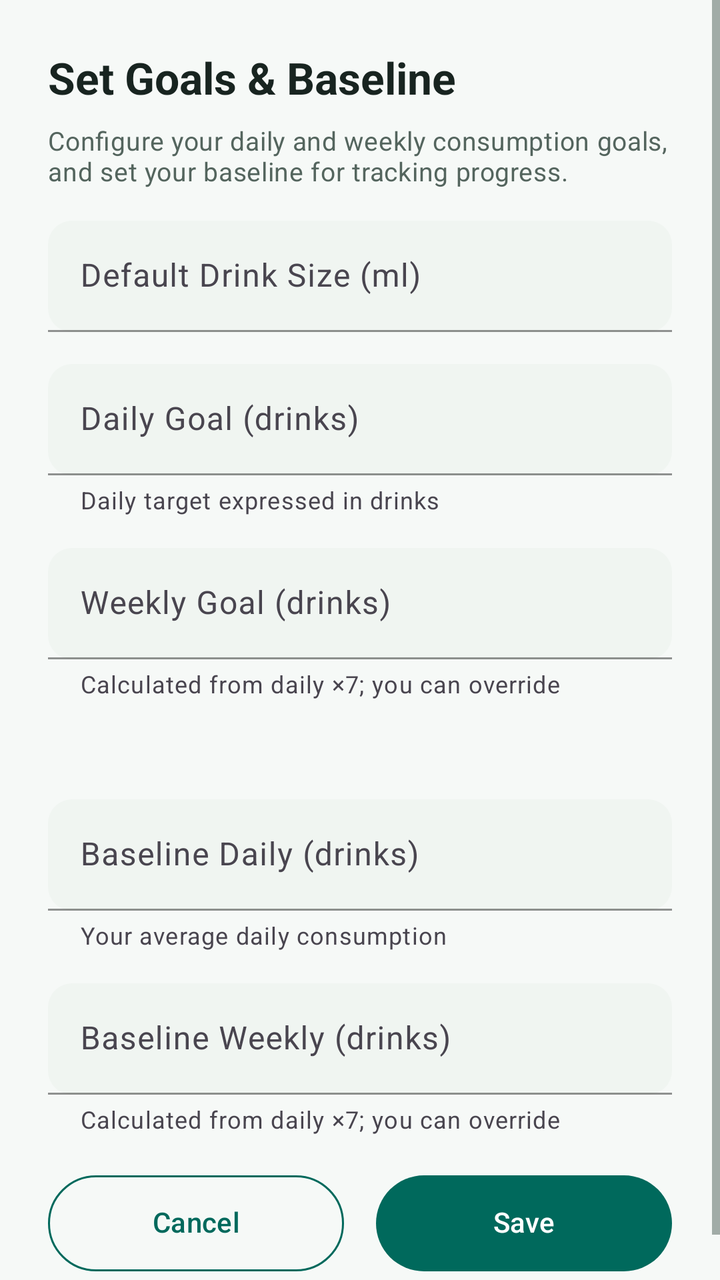
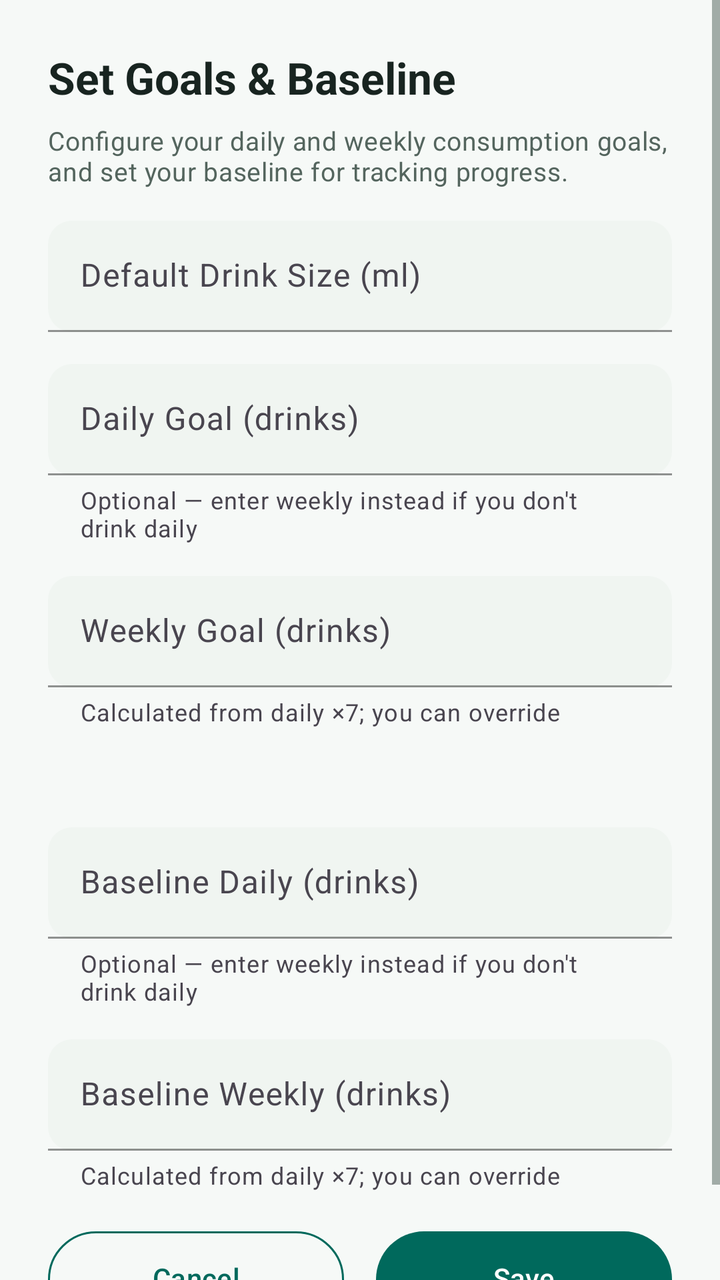

An Android layout rendered at two revisions. The XML below is the earlier revision; the diff shows what the commit changed to produce the second picture.
<!-- AndroidManifest.xml: application theme Theme.BrewLog -->
<!-- res/layout/dialog_setup.xml -->
<?xml version="1.0" encoding="utf-8"?>
<ScrollView xmlns:android="http://schemas.android.com/apk/res/android"
    xmlns:app="http://schemas.android.com/apk/res-auto"
    android:layout_width="match_parent"
    android:layout_height="wrap_content"
    android:fillViewport="true">

    <LinearLayout
        android:layout_width="match_parent"
        android:layout_height="wrap_content"
        android:orientation="vertical"
        android:padding="24dp"
        android:background="@color/background">

    <TextView
        android:layout_width="wrap_content"
        android:layout_height="wrap_content"
        android:text="Set Goals &amp; Baseline"
        android:textAppearance="@style/TextAppearance.BrewLog.Headline"
        android:layout_marginBottom="8dp" />
        
    <TextView
        android:layout_width="match_parent"
        android:layout_height="wrap_content"
        android:text="Configure your daily and weekly consumption goals, and set your baseline for tracking progress."
        android:textAppearance="@style/TextAppearance.BrewLog.Caption"
        android:textColor="@color/text_secondary"
        android:layout_marginBottom="16dp" />

    <com.google.android.material.textfield.TextInputLayout
        android:id="@+id/layout_default_drink"
        android:layout_width="match_parent"
        android:layout_height="wrap_content"
        android:hint="Default Drink Size (ml)"
        style="?attr/textInputStyle"
        app:boxBackgroundMode="filled"
        app:boxBackgroundColor="@color/input_background"
        app:hintTextColor="@color/text_hint"
        android:layout_marginBottom="16dp">

        <com.google.android.material.textfield.TextInputEditText
            android:id="@+id/et_default_drink_ml"
            android:layout_width="match_parent"
            android:layout_height="wrap_content"
            android:inputType="number"
            android:textColor="@color/text_on_surface"
            android:textColorHint="@color/text_hint" />
    </com.google.android.material.textfield.TextInputLayout>

    <com.google.android.material.textfield.TextInputLayout
        android:id="@+id/layout_daily_goal_drinks"
        android:layout_width="match_parent"
        android:layout_height="wrap_content"
        android:hint="Daily Goal (drinks)"
        app:helperText="Daily target expressed in drinks"
        style="?attr/textInputStyle"
        app:boxBackgroundMode="filled"
        app:boxBackgroundColor="@color/input_background"
        app:hintTextColor="@color/text_hint"
        android:layout_marginBottom="16dp">

        <com.google.android.material.textfield.TextInputEditText
            android:id="@+id/et_goal_daily_drinks"
            android:layout_width="match_parent"
            android:layout_height="wrap_content"
            android:inputType="number"
            android:textColor="@color/text_on_surface"
            android:textColorHint="@color/text_hint" />
    </com.google.android.material.textfield.TextInputLayout>

    <com.google.android.material.textfield.TextInputLayout
        android:id="@+id/layout_weekly_goal_drinks"
        android:layout_width="match_parent"
        android:layout_height="wrap_content"
        android:hint="Weekly Goal (drinks)"
        app:helperText="Calculated from daily ×7; you can override"
        style="?attr/textInputStyle"
        app:boxBackgroundMode="filled"
        app:boxBackgroundColor="@color/input_background"
        app:hintTextColor="@color/text_hint"
        android:layout_marginBottom="16dp">

        <com.google.android.material.textfield.TextInputEditText
            android:id="@+id/et_goal_weekly_drinks"
            android:layout_width="match_parent"
            android:layout_height="wrap_content"
            android:inputType="number"
            android:textColor="@color/text_on_surface"
            android:textColorHint="@color/text_hint" />
    </com.google.android.material.textfield.TextInputLayout>

    <TextView
        android:id="@+id/tv_guideline_note"
        android:layout_width="match_parent"
        android:layout_height="wrap_content"
        android:layout_marginBottom="16dp"
        android:text=""
        android:textAppearance="@style/TextAppearance.BrewLog.Caption"
        android:textColor="@color/text_secondary" />

    <com.google.android.material.textfield.TextInputLayout
        android:id="@+id/layout_daily_baseline_drinks"
        android:layout_width="match_parent"
        android:layout_height="wrap_content"
        android:hint="Baseline Daily (drinks)"
        app:helperText="Your average daily consumption"
        style="?attr/textInputStyle"
        app:boxBackgroundMode="filled"
        app:boxBackgroundColor="@color/input_background"
        app:hintTextColor="@color/text_hint"
        android:layout_marginBottom="16dp">

        <com.google.android.material.textfield.TextInputEditText
            android:id="@+id/et_baseline_daily_drinks"
            android:layout_width="match_parent"
            android:layout_height="wrap_content"
            android:inputType="number"
            android:textColor="@color/text_on_surface"
            android:textColorHint="@color/text_hint" />
    </com.google.android.material.textfield.TextInputLayout>

    <com.google.android.material.textfield.TextInputLayout
        android:id="@+id/layout_weekly_baseline_drinks"
        android:layout_width="match_parent"
        android:layout_height="wrap_content"
        android:hint="Baseline Weekly (drinks)"
        app:helperText="Calculated from daily ×7; you can override"
        style="?attr/textInputStyle"
        app:boxBackgroundMode="filled"
        app:boxBackgroundColor="@color/input_background"
        app:hintTextColor="@color/text_hint"
        android:layout_marginBottom="16dp">

        <com.google.android.material.textfield.TextInputEditText
            android:id="@+id/et_baseline_weekly_drinks"
            android:layout_width="match_parent"
            android:layout_height="wrap_content"
            android:inputType="number"
            android:textColor="@color/text_on_surface"
            android:textColorHint="@color/text_hint" />
    </com.google.android.material.textfield.TextInputLayout>

    
    

    <LinearLayout
        android:layout_width="match_parent"
        android:layout_height="wrap_content"
        android:orientation="horizontal">

        <com.google.android.material.button.MaterialButton
            android:id="@+id/btn_cancel"
            android:layout_width="0dp"
            android:layout_height="56dp"
            android:layout_marginEnd="8dp"
            android:layout_weight="1"
            android:text="Cancel"
            style="@style/Widget.BrewLog.Button.Outlined" />

        <com.google.android.material.button.MaterialButton
            android:id="@+id/btn_save"
            android:layout_width="0dp"
            android:layout_height="56dp"
            android:layout_marginStart="8dp"
            android:layout_weight="1"
            android:text="Save"
            style="@style/Widget.BrewLog.Button" />

    </LinearLayout>

    </LinearLayout>

</ScrollView>
<!-- resources referenced by this layout -->
<resources>
  <color name="background">#F6F9F7</color>
  <color name="input_background">#F0F5F1</color>
  <color name="text_hint">#93A39B</color>
  <color name="text_on_surface">#182420</color>
  <color name="text_secondary">#54655E</color>
  <style name="TextAppearance.BrewLog.Caption" parent="TextAppearance.Material3.BodyMedium">
          <item name="android:textColor">@color/text_hint</item>
          <item name="android:textSize">13sp</item>
      </style>
  <style name="TextAppearance.BrewLog.Headline" parent="TextAppearance.Material3.HeadlineMedium">
          <item name="android:textColor">@color/text_primary</item>
          <item name="android:textSize">22sp</item>
          <item name="android:textStyle">bold</item>
      </style>
  <style name="Widget.BrewLog.Button" parent="Widget.Material3.Button">
          <item name="android:textColor">@color/text_on_primary</item>
          <item name="backgroundTint">@color/brand_primary</item>
          <item name="cornerRadius">24dp</item>
          <item name="android:paddingStart">24dp</item>
          <item name="android:paddingEnd">24dp</item>
          <item name="android:paddingTop">12dp</item>
          <item name="android:paddingBottom">12dp</item>
          <item name="android:textSize">14sp</item>
          <item name="android:fontFamily">sans-serif-medium</item>
          <item name="android:textStyle">normal</item>
          <item name="android:includeFontPadding">false</item>
      </style>
  <style name="Widget.BrewLog.Button.Outlined" parent="Widget.Material3.Button.OutlinedButton">
          <item name="android:textColor">@color/brand_primary</item>
          <item name="strokeColor">@color/brand_primary</item>
          <item name="cornerRadius">24dp</item>
          <item name="android:paddingStart">24dp</item>
          <item name="android:paddingEnd">24dp</item>
          <item name="android:paddingTop">12dp</item>
          <item name="android:paddingBottom">12dp</item>
          <item name="android:textSize">14sp</item>
          <item name="android:fontFamily">sans-serif-medium</item>
          <item name="android:textStyle">normal</item>
          <item name="android:includeFontPadding">false</item>
      </style>
  <color name="text_primary">#182420</color>
  <color name="text_on_primary">#FFFFFF</color>
  <color name="brand_primary">#00695C</color>
  <color name="brand_primary_dark">#00453B</color>
  <color name="brand_primary_container">#D9EFE9</color>
  <color name="brand_secondary">#C89B6C</color>
  <color name="brand_secondary_dark">#A87F50</color>
  <color name="black">#000000</color>
  <color name="surface">#FFFFFF</color>
  <color name="surface_variant">#ECF2EE</color>
  <color name="error">#C62828</color>
  <color name="card_background">#FFFFFF</color>
  <style name="Widget.BrewLog.TextInputLayout.OutlinedBox" parent="Widget.Material3.TextInputLayout.OutlinedBox">
          <item name="boxBackgroundMode">filled</item>
          <item name="boxBackgroundColor">@color/input_background</item>
          <item name="boxCornerRadiusBottomEnd">12dp</item>
          <item name="boxCornerRadiusBottomStart">12dp</item>
          <item name="boxCornerRadiusTopEnd">12dp</item>
          <item name="boxCornerRadiusTopStart">12dp</item>
          <item name="boxStrokeColor">@color/brand_primary</item>
          <item name="hintTextColor">@color/brand_primary</item>
      </style>
  <!-- unchanged entries left out for length: 1 -->
</resources>

<!-- the commit's change to res/layout/dialog_setup.xml (unified diff, before → after) -->
@@ -52,7 +52,7 @@
         android:layout_width="match_parent"
         android:layout_height="wrap_content"
         android:hint="Daily Goal (drinks)"
-        app:helperText="Daily target expressed in drinks"
+        app:helperText="Optional — enter weekly instead if you don't drink daily"
         style="?attr/textInputStyle"
         app:boxBackgroundMode="filled"
         app:boxBackgroundColor="@color/input_background"
@@ -103,7 +103,7 @@
         android:layout_width="match_parent"
         android:layout_height="wrap_content"
         android:hint="Baseline Daily (drinks)"
-        app:helperText="Your average daily consumption"
+        app:helperText="Optional — enter weekly instead if you don't drink daily"
         style="?attr/textInputStyle"
         app:boxBackgroundMode="filled"
         app:boxBackgroundColor="@color/input_background"
